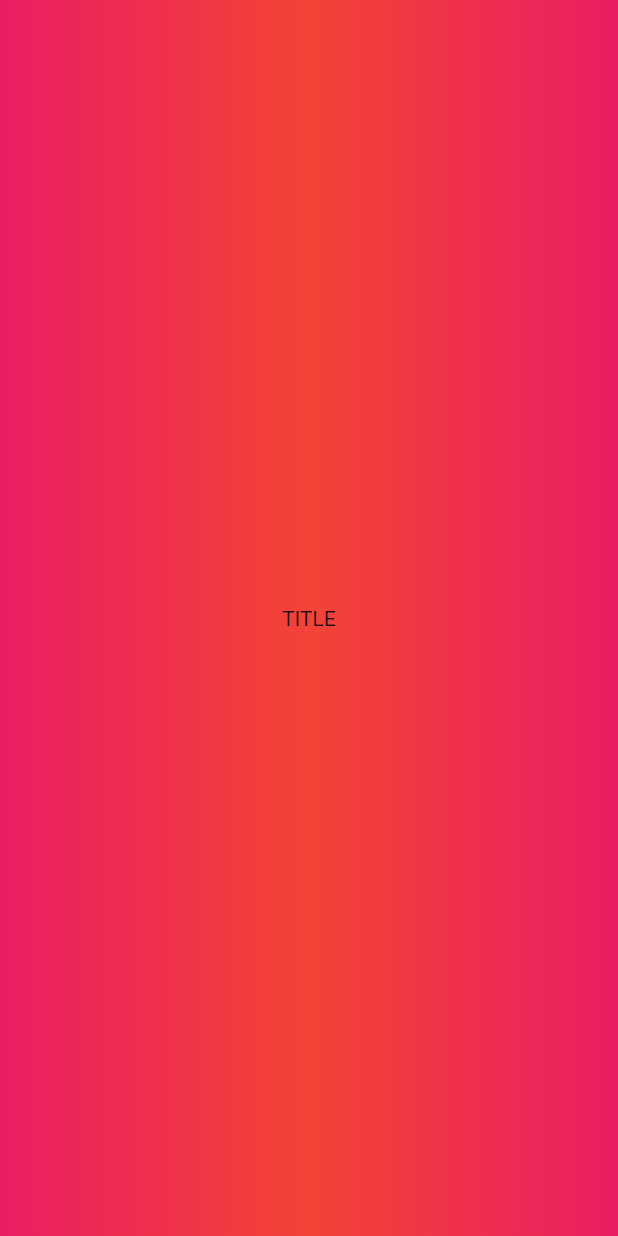
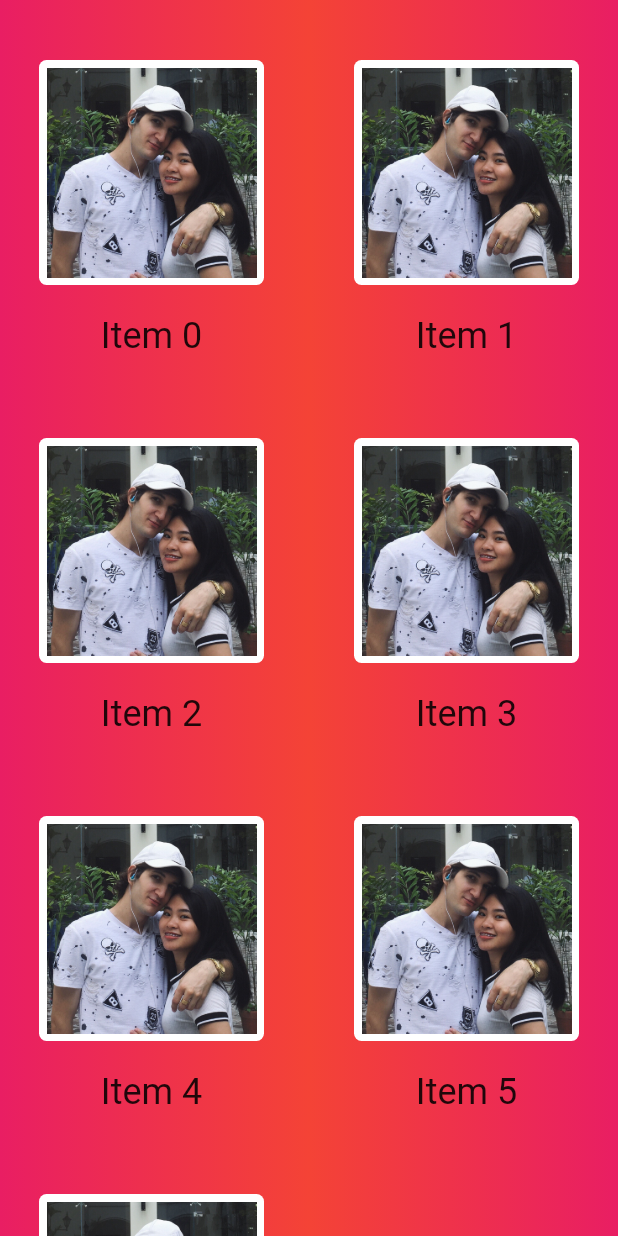
Before and after one commit to JustalK/VALENTINES-APP, a Flutter app: the Menu screen opened directly, on a phone screen of 412 x 824 dp. Run offline on Flutter 3.47's test engine with Material 2 defaults, Android fonts, the phone set to English and light mode, and no system bars.

Commit message:
[FEATURE] Adding a list for the menu

```diff
--- a/lib/pages/Menu.dart
+++ b/lib/pages/Menu.dart
@@ -8,14 +8,35 @@ class Menu extends StatelessWidget {
   Widget build(BuildContext context) {
     return Scaffold(
       body: Background(
-        child: Column(
-          mainAxisAlignment: MainAxisAlignment.center,
-          crossAxisAlignment: CrossAxisAlignment.center,
-          children: [
-            Center(
-              child: Text('TITLE'),
-            )
-          ],
+        child: GridView.count(
+          crossAxisCount: 2,
+          crossAxisSpacing: 8,
+          mainAxisSpacing: 50,
+          padding: EdgeInsets.symmetric(vertical: 40.0),
+          children: List.generate(7, (index) {
+            return Column(
+              children: <Widget> [
+                Center(
+                  child: Container(
+                    width: 150.0,
+                    height: 150.0,
+                    decoration: BoxDecoration(color: Colors.white, borderRadius: BorderRadius.circular(5)),
+                    child: Padding(
+                      padding: EdgeInsets.all(5.0),
+                      child: new Image.asset('assets/images/me.jpeg')
+                    )
+                  ),
+                ),
+                Padding(
+                  padding: EdgeInsets.only(top: 20.0),
+                  child: Text(
+                    'Item $index',
+                    style: Theme.of(context).textTheme.headline5,
+                  )
+                )
+              ]
+            );
+          })
         )
       )
     );
```
